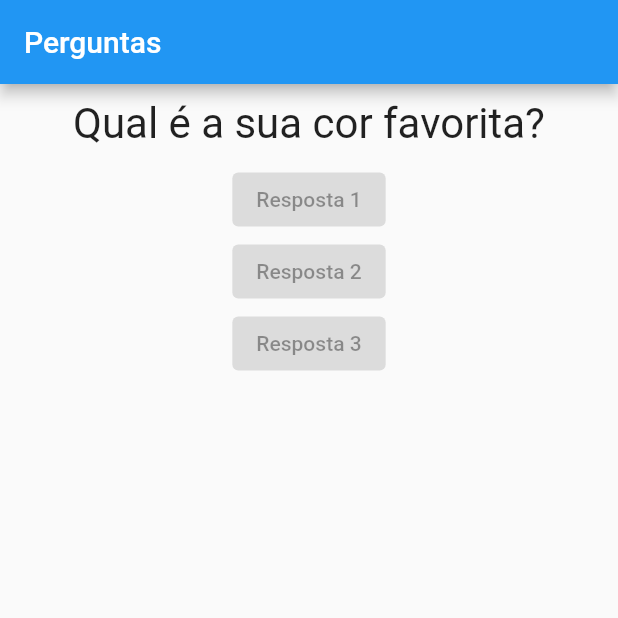
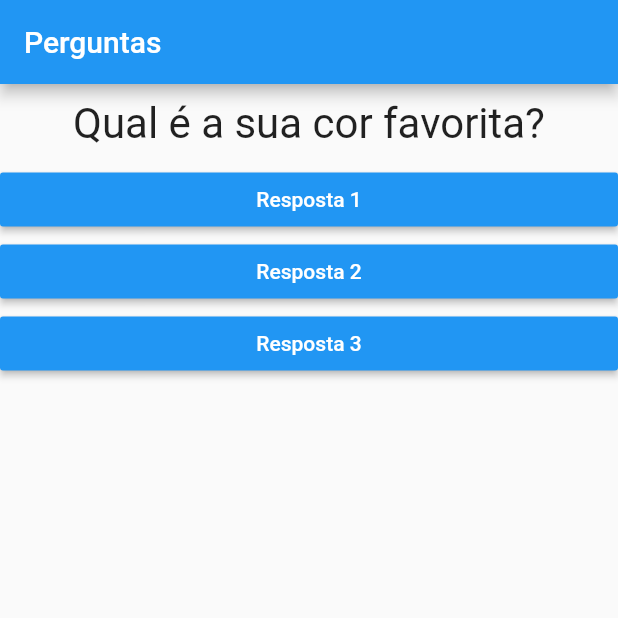
Before and after one commit to lucasviinic/flutter-training, a Flutter app: the screen it shows after launch, on a phone screen of 412 x 824 dp, the top half of it. Run offline on Flutter 3.47's test engine with Material 2 defaults, Android fonts, the light colour scheme and no system bars.

Commit message:
Passando função callback

```diff
--- a/questions_project/lib/main.dart
+++ b/questions_project/lib/main.dart
@@ -12,7 +12,6 @@ class _PerguntaAppState extends State<PerguntaApp> {
     setState(() {
       _perguntaSelecionada++;
     });
-    print(_perguntaSelecionada);
   }
 
   @override
@@ -31,9 +30,9 @@ class _PerguntaAppState extends State<PerguntaApp> {
         body: Column(
           children: [
             Questao(perguntas[_perguntaSelecionada]),
-            Resposta("Resposta 1"),
-            Resposta("Resposta 2"),
-            Resposta("Resposta 3")
+            Resposta("Resposta 1", _responder),
+            Resposta("Resposta 2", _responder),
+            Resposta("Resposta 3", _responder)
           ],
         ),
       ),
--- a/questions_project/lib/resposta.dart
+++ b/questions_project/lib/resposta.dart
@@ -3,13 +3,20 @@ import 'package:flutter/material.dart';
 class Resposta extends StatelessWidget {
 
   final String texto;
-  Resposta(this.texto);
+  final void Function() qunadoSelecionado;
+
+  Resposta(this.texto, this.qunadoSelecionado);
 
   @override
   Widget build(BuildContext context) {
-    return ElevatedButton(
-      child: Text(texto),
-      onPressed: null,
+    return Container(
+      width: double.infinity,
+      child: RaisedButton(
+        textColor: Colors.white,
+        color: Colors.blue,
+        child: Text(texto),
+        onPressed: qunadoSelecionado,
+      ),
     );
   }
 }
```
